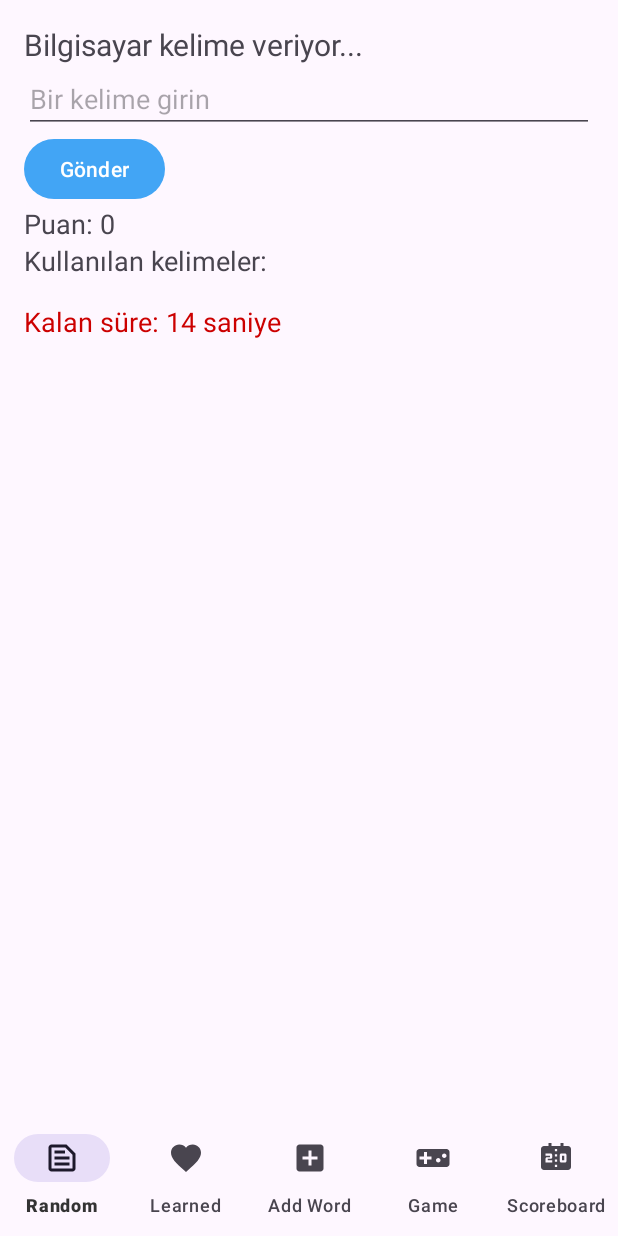
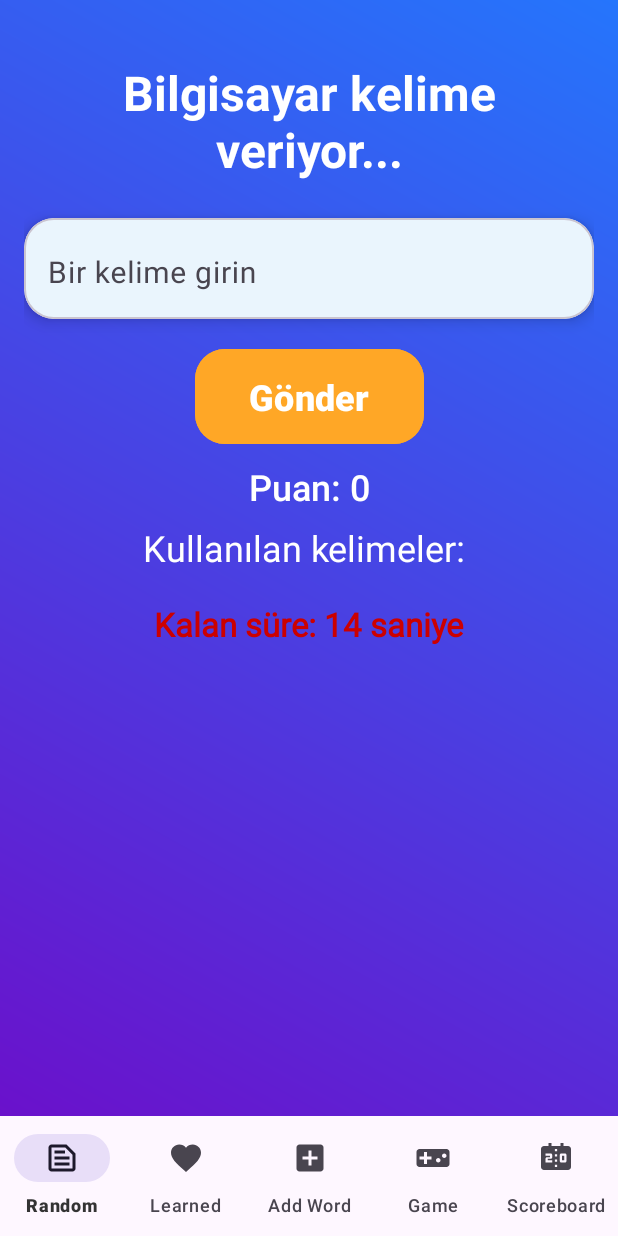
Before and after one commit to erendogan6/Translateify, an Android app: the SelfGameFragment screen opened through its navigation route, on a phone screen of 412 x 824 dp. Run offline under Robolectric (Android 15) with nearby library versions, the phone set to English and light mode, and no system bars; our stand-ins replace Dagger/Hilt's generated code, Firebase (no records; nobody signed in at launch, a user with empty details on screens opened directly), Room's generated code, navigation-ui.

Commit message:
feat(ui): improve Self Game screen

```diff
--- a/app/src/main/java/com/erendogan6/translateify/presentation/ui/SelfGameFragment.kt
+++ b/app/src/main/java/com/erendogan6/translateify/presentation/ui/SelfGameFragment.kt
@@ -45,7 +45,7 @@ class SelfGameFragment : Fragment() {
                     .trim()
             if (userWord.isNotBlank()) {
                 viewModel.onUserInput(userWord)
-                binding.etUserWord.text.clear()
+                binding.etUserWord.text?.clear()
             } else {
                 Toast.makeText(requireContext(), "Kelime boş olamaz!", Toast.LENGTH_SHORT).show()
             }
--- a/app/src/main/res/layout/fragment_self_game.xml
+++ b/app/src/main/res/layout/fragment_self_game.xml
@@ -1,50 +1,122 @@
 <?xml version="1.0" encoding="utf-8"?>
-<LinearLayout xmlns:android="http://schemas.android.com/apk/res/android"
+<androidx.constraintlayout.widget.ConstraintLayout
+    xmlns:android="http://schemas.android.com/apk/res/android"
+    xmlns:app="http://schemas.android.com/apk/res-auto"
     android:layout_width="match_parent"
     android:layout_height="match_parent"
-    android:orientation="vertical"
-    android:padding="16dp">
+    android:padding="16dp"
+    android:background="@drawable/gradient_background">
 
+    <!-- Word Title -->
     <TextView
         android:id="@+id/tvCurrentWord"
         android:layout_width="wrap_content"
         android:layout_height="wrap_content"
-        android:text="Bilgisayar kelime veriyor..."
-        android:textSize="20sp" />
+        android:text="innovation"
+        android:textSize="32sp"
+        android:textStyle="bold"
+        android:textColor="@color/colorOnPrimary"
+        app:layout_constraintTop_toTopOf="parent"
+        app:layout_constraintStart_toStartOf="parent"
+        app:layout_constraintEnd_toEndOf="parent"
+        android:layout_marginTop="24dp"
+        android:gravity="center" />
 
-    <EditText
-        android:id="@+id/etUserWord"
-        android:layout_width="match_parent"
+    <!-- Input Card for Entering Word -->
+    <com.google.android.material.card.MaterialCardView
+        android:id="@+id/cardInputContainer"
+        android:layout_width="0dp"
         android:layout_height="wrap_content"
-        android:hint="Bir kelime girin" />
+        app:cardCornerRadius="20dp"
+        app:cardElevation="6dp"
+        app:cardBackgroundColor="@color/colorSurface"
+        app:layout_constraintTop_toBottomOf="@id/tvCurrentWord"
+        app:layout_constraintStart_toStartOf="parent"
+        app:layout_constraintEnd_toEndOf="parent"
+        android:layout_marginTop="24dp"
+        android:padding="5dp">
 
-    <Button
+        <!-- User Word Input -->
+        <com.google.android.material.textfield.TextInputLayout
+            android:id="@+id/tilUserWord"
+            android:layout_width="match_parent"
+            android:layout_height="wrap_content"
+            android:hint="Bir kelime girin"
+            app:hintTextColor="@color/colorSecondaryVariant">
+
+            <com.google.android.material.textfield.TextInputEditText
+                android:id="@+id/etUserWord"
+                android:background="@android:color/transparent"
+                android:layout_width="match_parent"
+                android:layout_height="wrap_content"
+                android:inputType="text"
+                android:textColor="@color/colorOnSurface"
+                android:textSize="20sp" />
+        </com.google.android.material.textfield.TextInputLayout>
+
+    </com.google.android.material.card.MaterialCardView>
+
+    <!-- Submit Button -->
+    <com.google.android.material.button.MaterialButton
         android:id="@+id/btnSubmit"
         android:layout_width="wrap_content"
         android:layout_height="wrap_content"
-        android:text="Gönder" />
+        android:text="Gönder"
+        android:textAllCaps="false"
+        android:layout_marginTop="16dp"
+        android:layout_marginBottom="16dp"
+        android:textColor="@color/colorOnPrimary"
+        android:textStyle="bold"
+        android:textSize="24sp"
+        android:paddingVertical="15dp"
+        android:paddingHorizontal="36dp"
+        android:backgroundTint="@color/colorSecondaryVariant"
+        app:cornerRadius="20dp"
+        app:layout_constraintTop_toBottomOf="@id/cardInputContainer"
+        app:layout_constraintStart_toStartOf="parent"
+        app:layout_constraintEnd_toEndOf="parent" />
 
+    <!-- Score Display -->
     <TextView
         android:id="@+id/tvScore"
         android:layout_width="wrap_content"
         android:layout_height="wrap_content"
-        android:text="Puan: 0"
-        android:textSize="18sp" />
+        android:text="Puan: 1"
+        android:textSize="24sp"
+        android:textColor="@color/colorOnPrimary"
+        android:fontFamily="@font/roboto_medium"
+        app:layout_constraintTop_toBottomOf="@id/btnSubmit"
+        app:layout_constraintStart_toStartOf="parent"
+        app:layout_constraintEnd_toEndOf="parent"
+        android:layout_marginTop="8dp" />
 
+    <!-- Used Words Display -->
     <TextView
         android:id="@+id/tvUsedWords"
         android:layout_width="wrap_content"
         android:layout_height="wrap_content"
-        android:text=""
-        android:textSize="18sp" />
+        android:text="Kullanılan kelimeler: world"
+        android:textSize="24sp"
+        android:textColor="@color/colorOnPrimary"
+        android:fontFamily="@font/roboto_regular"
+        app:layout_constraintTop_toBottomOf="@id/tvScore"
+        app:layout_constraintStart_toStartOf="parent"
+        app:layout_constraintEnd_toEndOf="parent"
+        android:layout_marginTop="8dp" />
 
+    <!-- Timer Display -->
     <TextView
         android:id="@+id/tvTimer"
         android:layout_width="wrap_content"
         android:layout_height="wrap_content"
         android:text="Kalan süre: 15 saniye"
-        android:textSize="18sp"
+        android:textSize="22sp"
         android:textColor="@android:color/holo_red_dark"
-        android:layout_marginTop="16dp"/>
+        android:textStyle="bold"
+        android:fontFamily="@font/roboto_regular"
+        app:layout_constraintTop_toBottomOf="@id/tvUsedWords"
+        app:layout_constraintStart_toStartOf="parent"
+        app:layout_constraintEnd_toEndOf="parent"
+        android:layout_marginTop="20dp"/>
 
-</LinearLayout>
+</androidx.constraintlayout.widget.ConstraintLayout>
```
